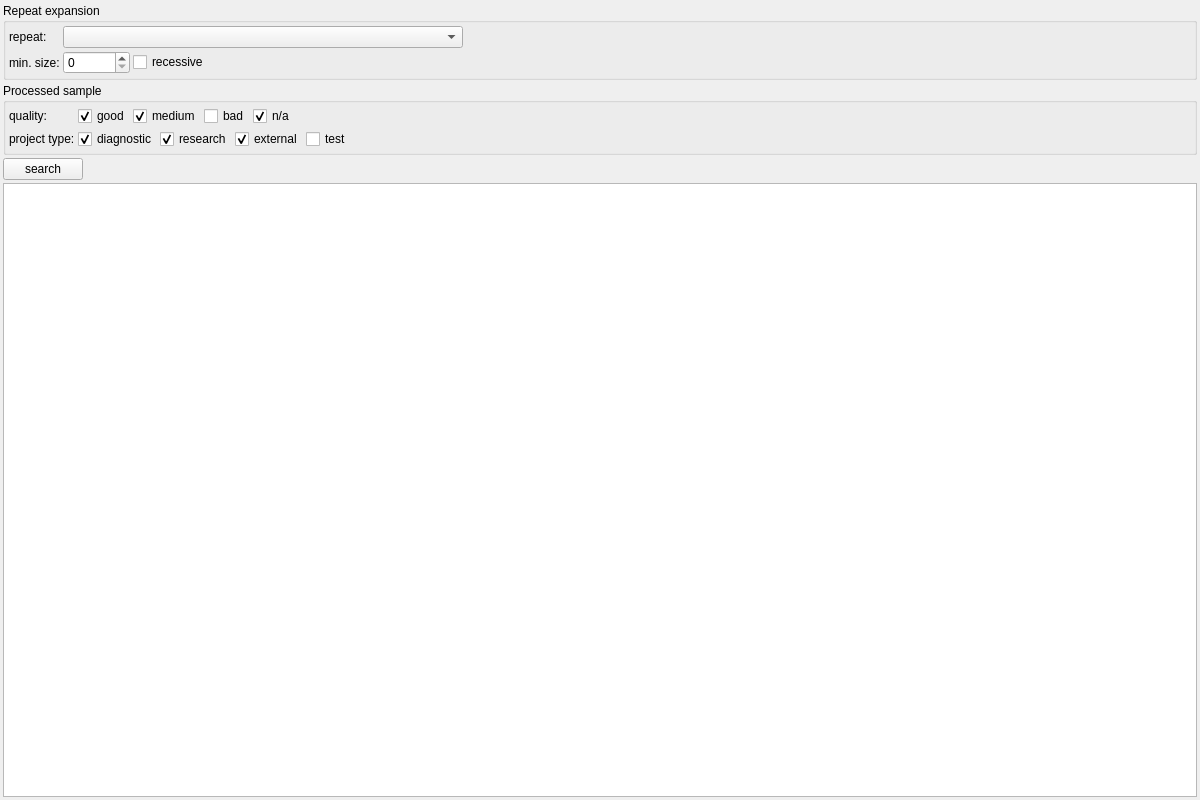
imgag/ngs-bits, file src/GSvar/ReSearchWidget.ui: the form before one commit.
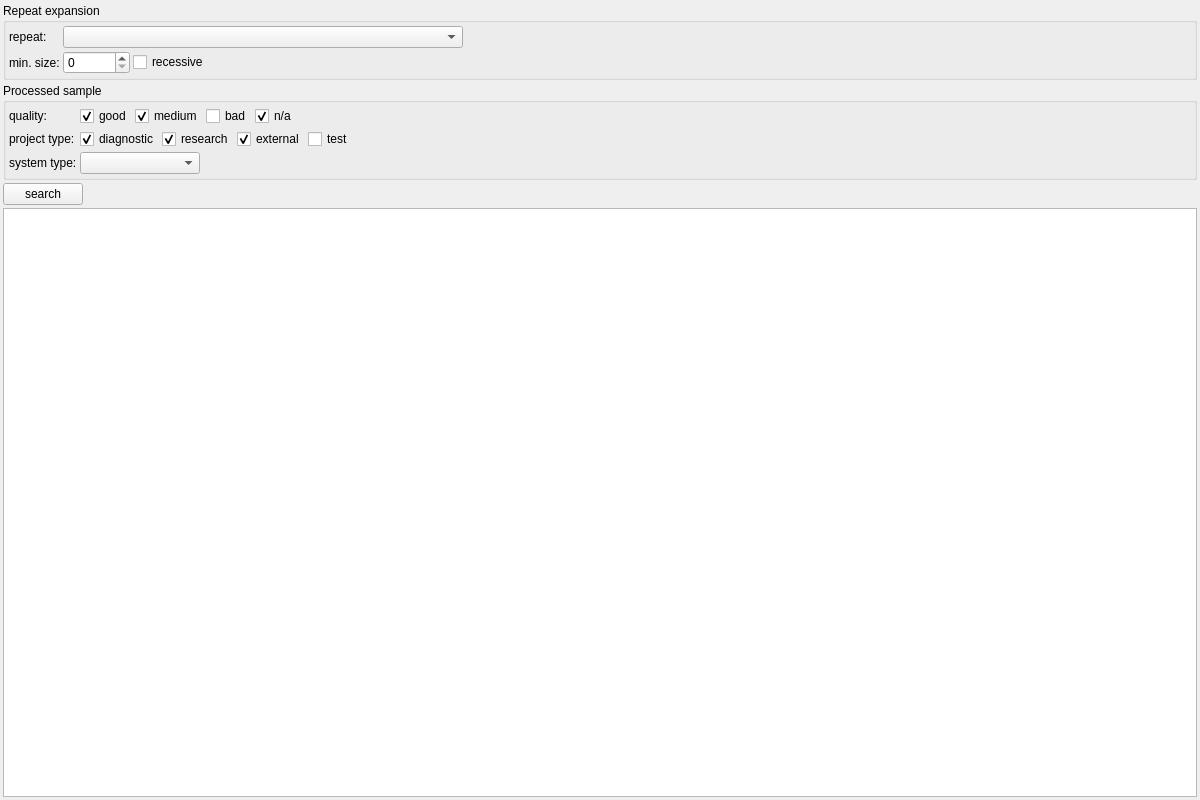
The form after the commit. Custom widgets are drawn as their Qt base class.

Commit message: GSvar: improved RE search

```diff
--- a/src/GSvar/ReSearchWidget.ui
+++ b/src/GSvar/ReSearchWidget.ui
@@ -231,6 +231,13 @@
         </item>
        </layout>
       </item>
+      <item row="1" column="0">
+       <widget class="QLabel" name="label_7">
+        <property name="text">
+         <string>project type:</string>
+        </property>
+       </widget>
+      </item>
       <item row="1" column="1">
        <layout class="QHBoxLayout" name="horizontalLayout_8">
         <property name="spacing">
@@ -288,13 +295,43 @@
         </item>
        </layout>
       </item>
-      <item row="1" column="0">
-       <widget class="QLabel" name="label_7">
+      <item row="2" column="0">
+       <widget class="QLabel" name="label_4">
         <property name="text">
-         <string>project type:</string>
+         <string>system type:</string>
         </property>
        </widget>
       </item>
+      <item row="2" column="1">
+       <layout class="QHBoxLayout" name="horizontalLayout_5">
+        <property name="spacing">
+         <number>3</number>
+        </property>
+        <item>
+         <widget class="QComboBox" name="sys_type">
+          <property name="minimumSize">
+           <size>
+            <width>120</width>
+            <height>0</height>
+           </size>
+          </property>
+         </widget>
+        </item>
+        <item>
+         <spacer name="horizontalSpacer_5">
+          <property name="orientation">
+           <enum>Qt::Horizontal</enum>
+          </property>
+          <property name="sizeHint" stdset="0">
+           <size>
+            <width>40</width>
+            <height>20</height>
+           </size>
+          </property>
+         </spacer>
+        </item>
+       </layout>
+      </item>
      </layout>
     </widget>
    </item>
```
The commit also changes 2 other files.
